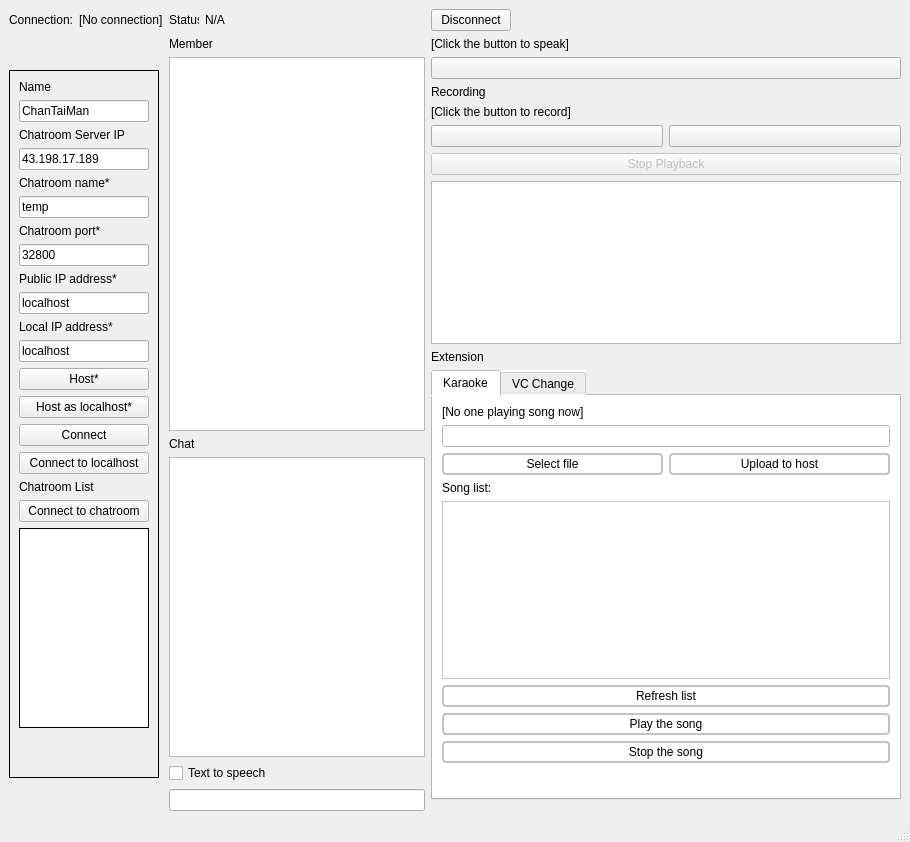
OrangeEgg1937/pj_rm_chat, file UI/mainWindow.ui: the form before one commit.
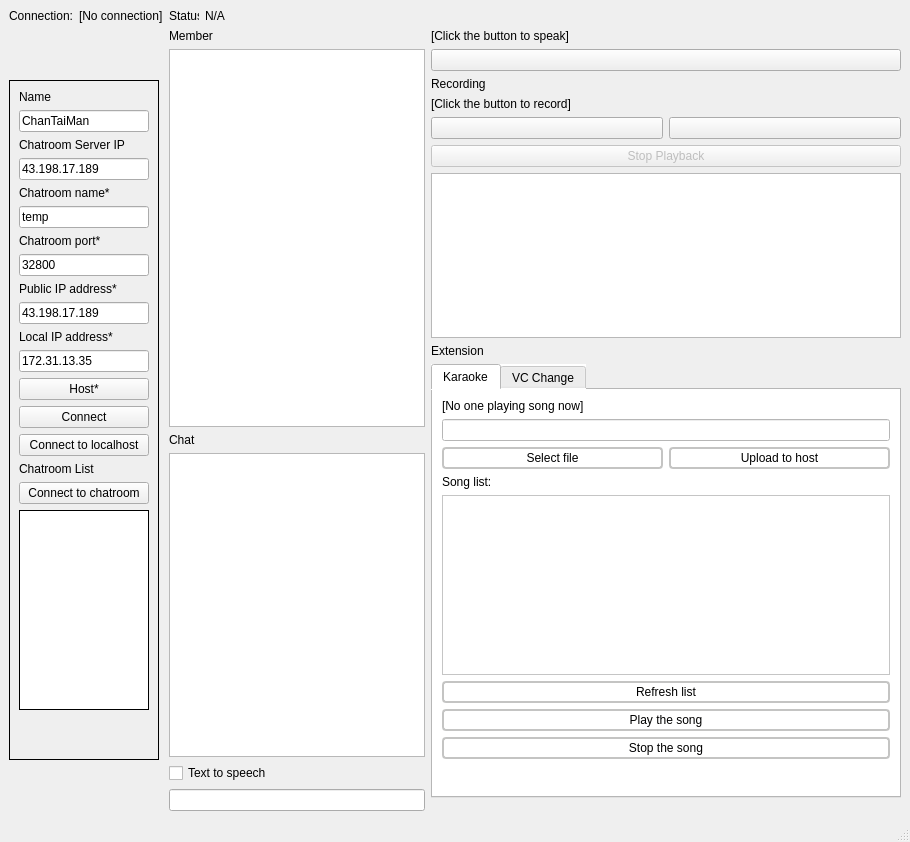
The form after the commit. Icons and pictures are not drawn.

```diff
--- a/UI/mainWindow.ui
+++ b/UI/mainWindow.ui
@@ -296,7 +296,7 @@
           </size>
          </property>
          <property name="text">
-          <string>localhost</string>
+          <string>43.198.17.189</string>
          </property>
         </widget>
        </item>
@@ -349,7 +349,7 @@
           </size>
          </property>
          <property name="text">
-          <string>localhost</string>
+          <string>172.31.13.35</string>
          </property>
         </widget>
        </item>
@@ -372,25 +372,6 @@
          </property>
         </widget>
        </item>
-       <item>
-        <widget class="QPushButton" name="hostLocalhost">
-         <property name="sizePolicy">
-          <sizepolicy hsizetype="Fixed" vsizetype="Fixed">
-           <horstretch>0</horstretch>
-           <verstretch>0</verstretch>
-          </sizepolicy>
-         </property>
-         <property name="minimumSize">
-          <size>
-           <width>130</width>
-           <height>18</height>
-          </size>
-         </property>
-         <property name="text">
-          <string>Host as localhost*</string>
-         </property>
-        </widget>
-       </item>
        <item>
         <widget class="QPushButton" name="connectBtn">
          <property name="sizePolicy">
@@ -1040,19 +1021,6 @@
       </item>
      </layout>
     </item>
-    <item row="0" column="4">
-     <widget class="QPushButton" name="disconnect_btn">
-      <property name="sizePolicy">
-       <sizepolicy hsizetype="Fixed" vsizetype="Minimum">
-        <horstretch>0</horstretch>
-        <verstretch>0</verstretch>
-       </sizepolicy>
-      </property>
-      <property name="text">
-       <string>Disconnect</string>
-      </property>
-     </widget>
-    </item>
    </layout>
   </widget>
   <widget class="QMenuBar" name="menubar">
```
Left out of the diff: 6 changed lines with no effect on the pictures.
